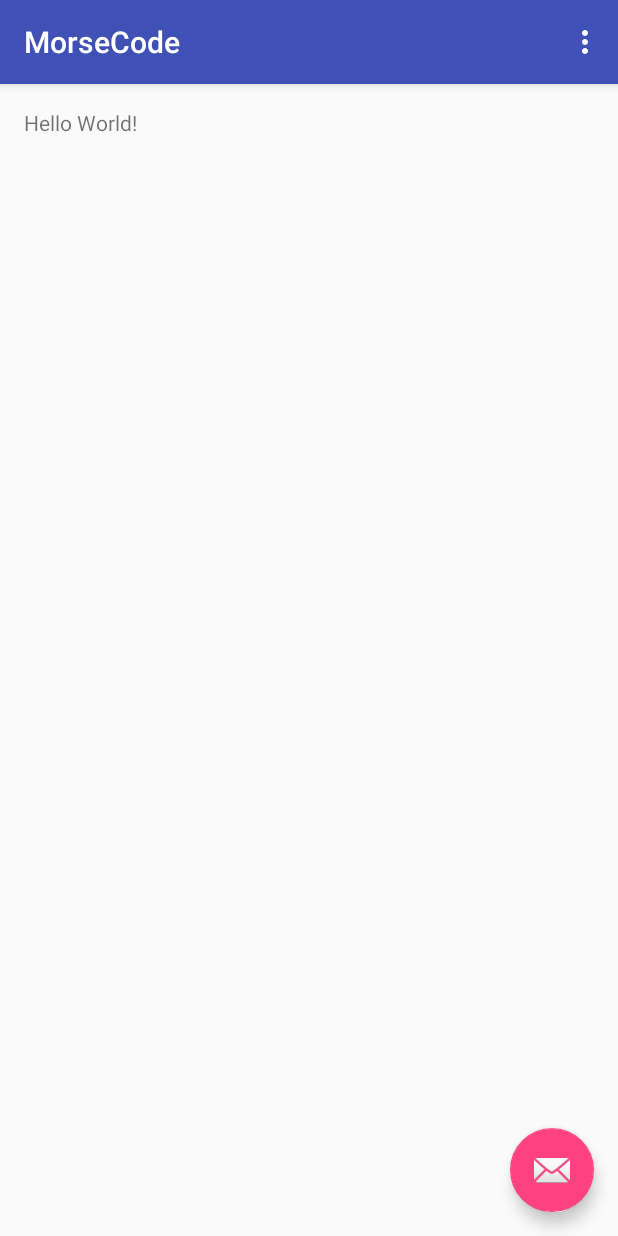
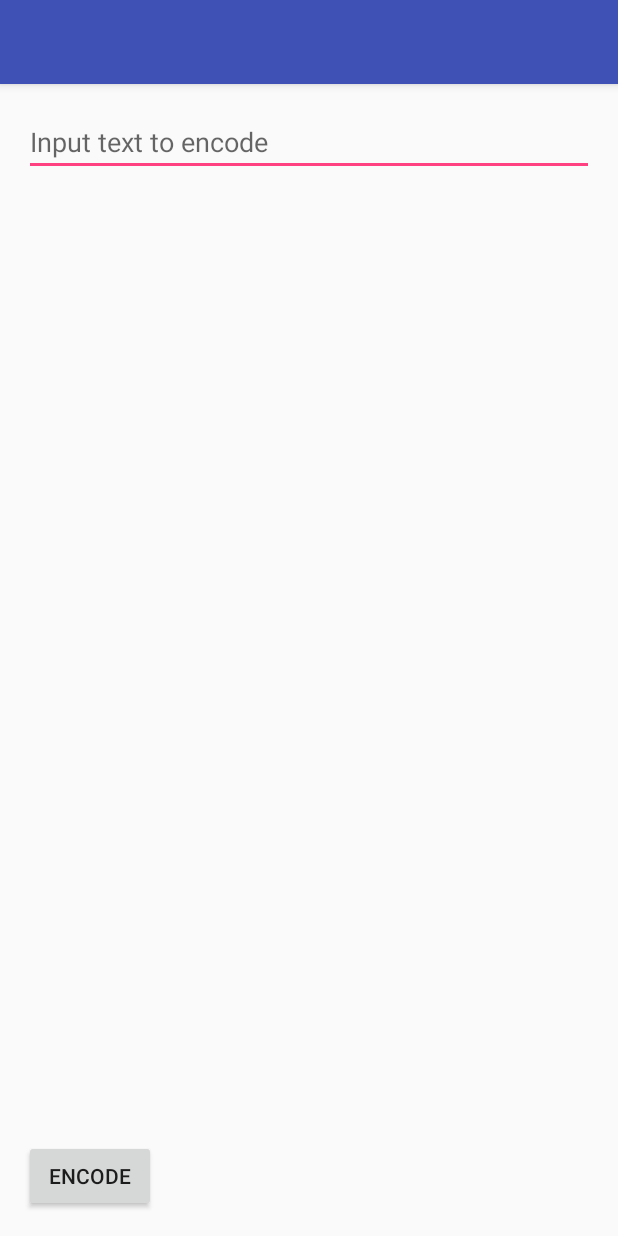
Before and after one commit to jj30/MorseCode, an Android app: the screen it shows after launch (MainActivity), on a phone screen of 412 x 824 dp. Run offline under Robolectric (Android 15) with nearby library versions, the phone set to English and light mode, and no system bars.

Commit message:
android studio commit

```diff
--- a/app/src/main/java/net/buildingfive/jj/morsecode/MainActivity.java
+++ b/app/src/main/java/net/buildingfive/jj/morsecode/MainActivity.java
@@ -1,23 +1,13 @@
 package net.buildingfive.jj.morsecode;
 
-import android.content.Context;
-import android.content.Intent;
-import android.media.AudioManager;
-import android.media.MediaPlayer;
-import android.media.RingtoneManager;
-import android.media.ToneGenerator;
-import android.net.Uri;
 import android.os.Bundle;
-import android.support.design.widget.FloatingActionButton;
 import android.support.design.widget.Snackbar;
 import android.support.v7.app.AppCompatActivity;
-import android.support.v7.widget.Toolbar;
 import android.view.View;
-import android.view.Menu;
-import android.view.MenuItem;
-import android.widget.ListView;
+import android.widget.Button;
+import android.widget.EditText;
+import net.buildingfive.jj.morsecode.MorseLetter;
 
-import java.io.IOException;
 import java.util.ArrayList;
 
 public class MainActivity extends AppCompatActivity {
@@ -26,72 +16,46 @@ public class MainActivity extends AppCompatActivity {
     protected void onCreate(Bundle savedInstanceState) {
         super.onCreate(savedInstanceState);
         setContentView(R.layout.activity_main);
-        Toolbar toolbar = (Toolbar) findViewById(R.id.toolbar);
-        setSupportActionBar(toolbar);
+        // Toolbar toolbar = (Toolbar) findViewById(R.id.toolbar);
+        // setSupportActionBar(toolbar);
+        final EditText et = (EditText) findViewById(R.id.text_to_encode);
+        final Button buttonEncode = (Button) findViewById(R.id.encode_button);
 
-        FloatingActionButton fab = (FloatingActionButton) findViewById(R.id.fab);
-        fab.setOnClickListener(new View.OnClickListener() {
+        buttonEncode.setOnClickListener(new View.OnClickListener() {
             @Override
             public void onClick(View view) {
+                char[] inbound = et.getText().toString().toCharArray();
+                for (Character car : inbound) {
+                    // one letter at a time
+                    int i = 0;
+                    MorseLetter encoded = new MorseLetter(car);
+                    ArrayList<Double> dotsAndDashes = encoded;
 
-                /* try {
-                    // http://stackoverflow.com/questions/6462105/how-do-i-access-androids-default-beep-sound
-                    final ToneGenerator tg = new ToneGenerator(AudioManager.STREAM_NOTIFICATION, 100);
-                    tg.startTone(ToneGenerator.TONE_PROP_BEEP);
-                    Thread.sleep(1000);
-                    tg.startTone(ToneGenerator.TONE_CDMA_ABBR_ALERT);
-                } catch (InterruptedException ex) {}*/
-
-                /* Intent intent = new Intent(view.getContext(), dot.class);
-                startActivity(intent);
-                finish();*/
-                MorseString encodeMessage = new MorseString();
-                ArrayList<Double> actualBeeps = encodeMessage.code("copper mining with pier one imports");
-
-                // dot dee = new dot(.5);
-                // dee.onResume();
-                // dee.genTone();
-                // dee.playSound();
-
-                int i = 0;
-                for (Double dotDash: actualBeeps) {
-                    try {
+                    // all the dots and dashes for the 'car' letter.
+                    for (Double dotDash: dotsAndDashes) {
                         dot d = new dot(dotDash);
                         d.genTone();
                         d.playSound();
 
-                        Thread.sleep(1200);
                         i = i + 1;
-                    } catch (InterruptedException | IllegalStateException e) {
+                        try {
+                            Thread.sleep(600);
+                        } catch (InterruptedException e) {
+                            e.printStackTrace();
+                        }
+                    }
+
+                    // Pause between letters
+                    try {
+                        Thread.sleep(1100);
+                    } catch (InterruptedException e) {
                         e.printStackTrace();
                     }
                 }
 
-                Snackbar.make(view, "Replace with your own action", Snackbar.LENGTH_LONG)
+                Snackbar.make(view, "Hope you enjoyed that.", Snackbar.LENGTH_LONG)
                         .setAction("Action", null).show();
             }
         });
     }
-
-    @Override
-    public boolean onCreateOptionsMenu(Menu menu) {
-        // Inflate the menu; this adds items to the action bar if it is present.
-        getMenuInflater().inflate(R.menu.menu_main, menu);
-        return true;
-    }
-
-    @Override
-    public boolean onOptionsItemSelected(MenuItem item) {
-        // Handle action bar item clicks here. The action bar will
-        // automatically handle clicks on the Home/Up button, so long
-        // as you specify a parent activity in AndroidManifest.xml.
-        int id = item.getItemId();
-
-        //noinspection SimplifiableIfStatement
-        if (id == R.id.action_settings) {
-            return true;
-        }
-
-        return super.onOptionsItemSelected(item);
-    }
 }
--- a/app/src/main/res/layout/activity_main.xml
+++ b/app/src/main/res/layout/activity_main.xml
@@ -22,13 +22,4 @@
     </android.support.design.widget.AppBarLayout>
 
     <include layout="@layout/content_main" />
-
-    <android.support.design.widget.FloatingActionButton
-        android:id="@+id/fab"
-        android:layout_width="wrap_content"
-        android:layout_height="wrap_content"
-        android:layout_gravity="bottom|end"
-        android:layout_margin="@dimen/fab_margin"
-        app:srcCompat="@android:drawable/ic_dialog_email" />
-
 </android.support.design.widget.CoordinatorLayout>
--- a/app/src/main/res/layout/content_main.xml
+++ b/app/src/main/res/layout/content_main.xml
@@ -13,8 +13,18 @@
     tools:context="net.buildingfive.jj.morsecode.MainActivity"
     tools:showIn="@layout/activity_main">
 
-    <TextView
+    <EditText
+        android:id="@+id/text_to_encode"
+        android:layout_width="fill_parent"
+        android:layout_height="wrap_content"
+        android:hint="@string/text_to_encode"
+        android:inputType="textEmailAddress" />
+
+    <Button
+        android:id="@+id/encode_button"
+        android:layout_height="wrap_content"
         android:layout_width="wrap_content"
-        android:layout_height="wrap_content"
-        android:text="Hello World!" />
+        android:layout_alignParentBottom="true"
+        android:text="@string/button_encode"
+        android:onClick="selfDestruct" />
 </RelativeLayout>
--- a/app/src/main/res/menu/menu_main.xml
+++ /dev/null
@@ -1,10 +0,0 @@
-<menu xmlns:android="http://schemas.android.com/apk/res/android"
-    xmlns:app="http://schemas.android.com/apk/res-auto"
-    xmlns:tools="http://schemas.android.com/tools"
-    tools:context="net.buildingfive.jj.morsecode.MainActivity">
-    <item
-        android:id="@+id/action_settings"
-        android:orderInCategory="100"
-        android:title="@string/action_settings"
-        app:showAsAction="never" />
-</menu>
--- a/app/src/main/res/values/dimens.xml
+++ b/app/src/main/res/values/dimens.xml
@@ -2,5 +2,4 @@
     <!-- Default screen margins, per the Android Design guidelines. -->
     <dimen name="activity_horizontal_margin">16dp</dimen>
     <dimen name="activity_vertical_margin">16dp</dimen>
-    <dimen name="fab_margin">16dp</dimen>
 </resources>
--- a/app/src/main/res/values/strings.xml
+++ b/app/src/main/res/values/strings.xml
@@ -1,4 +1,5 @@
 <resources>
     <string name="app_name">MorseCode</string>
-    <string name="action_settings">Settings</string>
+    <string name="text_to_encode">Input text to encode</string>
+    <string name="button_encode">Encode</string>
 </resources>
```
Also changed, not shown: app/src/main/java/net/buildingfive/jj/morsecode/MorseLetter.java (renamed from app/src/main/java/net/buildingfive/jj/morsecode/MorseString.java, +30 -39 lines), app/src/main/java/net/buildingfive/jj/morsecode/dot.java (+1 -7 lines), 2 other files.
